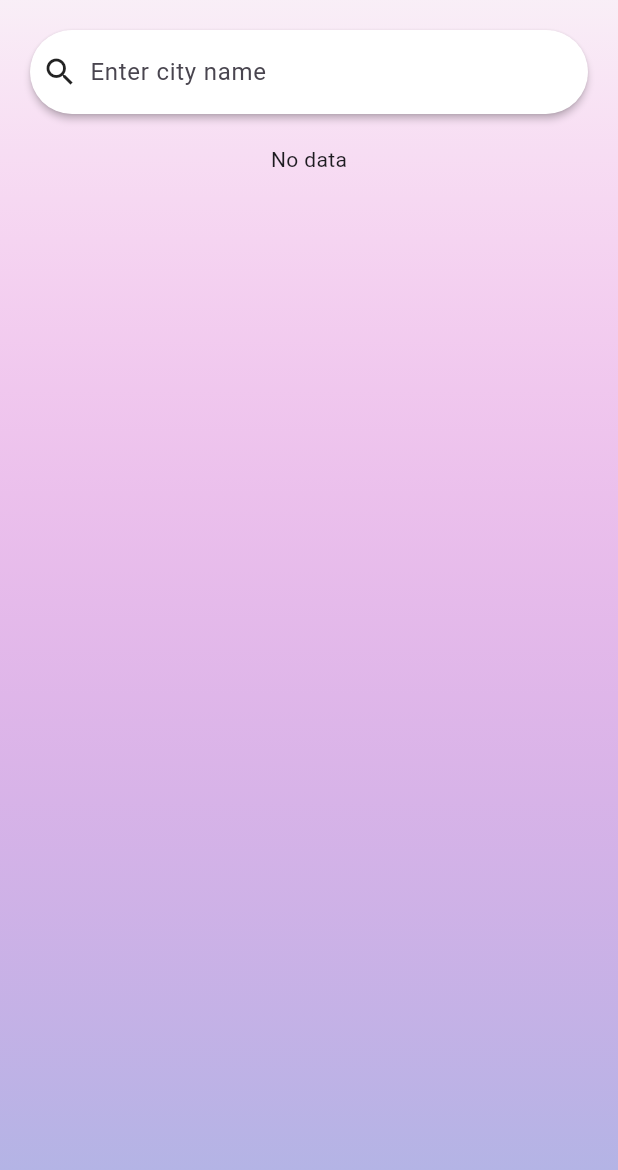
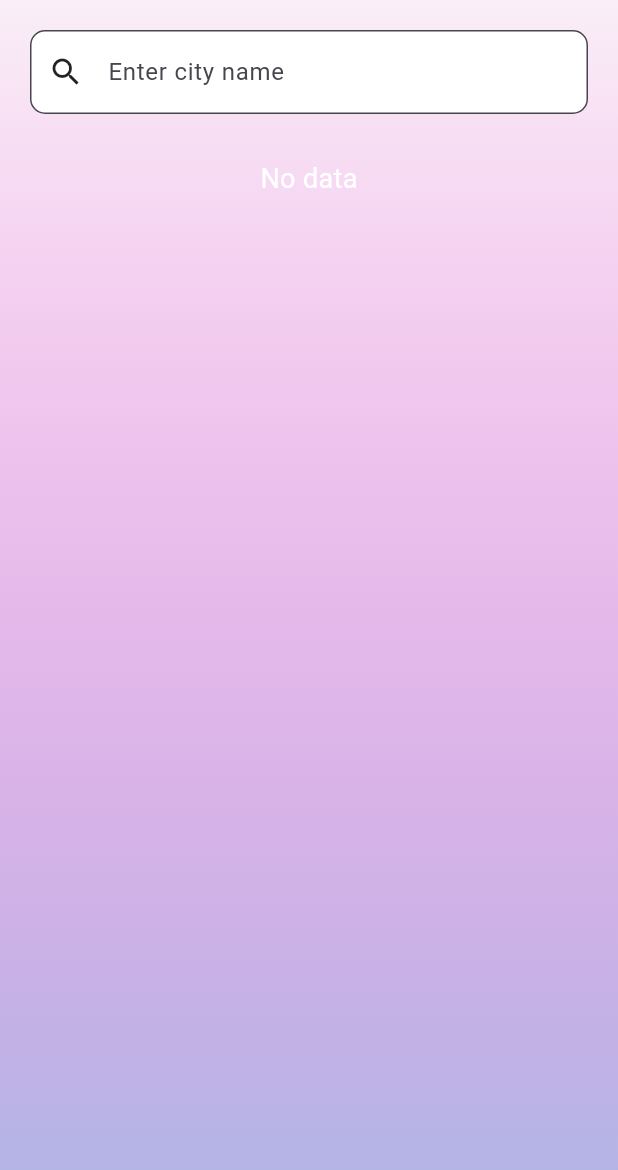
Before and after one commit to Serhat6863/WeatherApp, a Flutter app: the screen it shows after launch, on a phone screen of 412 x 824 dp. Shown: the top 1170 px of the screen. Run offline on Flutter 3.47's test engine with Material 3 defaults, Android fonts, the phone set to English and light mode, and no system bars; our stand-ins replace bloc, dio, equatable, flutter_bloc, retrofit; generated files the repository leaves out were written again.

Commit message:
adding auto-complete

```diff
--- a/lib/features/weather/data/api/weather_api_service.dart
+++ b/lib/features/weather/data/api/weather_api_service.dart
@@ -1,14 +1,13 @@
 import 'package:dio/dio.dart';
 import 'package:retrofit/retrofit.dart';
 import 'package:weather_app/core/constants/cosntants.dart';
+import 'package:weather_app/features/weather/data/models/location_model.dart';
 import 'package:weather_app/features/weather/data/models/weahter_data_model.dart';
 
 part 'weather_api_service.g.dart';
 
-
-
 @RestApi(baseUrl: baseUrl)
-abstract class WeatherApiService{
+abstract class WeatherApiService {
   factory WeatherApiService(Dio dio) = _WeatherApiService;
 
   @GET("/current.json")
@@ -17,4 +16,10 @@ abstract class WeatherApiService{
     @Query('q') String city,
     @Query('aqi') String aqi,
   );
+
+  @GET("/search.json")
+  Future<HttpResponse<List<LocationModel>>> searchLocation(
+    @Query('key') String apiKey,
+    @Query('q') String city,
+  );
 }
--- a/lib/features/weather/data/repository/weather_repository_impl.dart
+++ b/lib/features/weather/data/repository/weather_repository_impl.dart
@@ -1,26 +1,24 @@
 import 'package:weather_app/core/constants/cosntants.dart';
 import 'package:weather_app/features/weather/data/api/weather_api_service.dart';
+import 'package:weather_app/features/weather/domain/entities/location.dart';
 import 'package:weather_app/features/weather/domain/entities/weather_data.dart';
 import 'package:weather_app/features/weather/domain/repository/weather_repository.dart';
 
-class WeatherRepositoryImpl implements WeatherRepository{
-
+class WeatherRepositoryImpl implements WeatherRepository {
   final WeatherApiService weatherApiService;
 
-  WeatherRepositoryImpl({
-    required this.weatherApiService,
-  });
+  WeatherRepositoryImpl({required this.weatherApiService});
 
   @override
   Future<WeatherData> getCurrentWeather(String city) async {
-    try{
+    try {
       final response = await weatherApiService.getCurrentWeather(
         apikey,
         city,
         'no',
       );
 
-      if(response.response.statusCode != 200){
+      if (response.response.statusCode != 200) {
         throw Exception("erreur lors de la requete");
       }
 
@@ -30,9 +28,23 @@ class WeatherRepositoryImpl implements WeatherRepository{
         location: weatherData.location,
         current: weatherData.current,
       );
-    }catch(e){
+    } catch (e) {
       throw Exception("erreur lors de la requete ${e.toString()}");
     }
   }
 
+  @override
+  Future<List<Location>> searchLocation(String city) async {
+    try {
+      final response = await weatherApiService.searchLocation(apikey, city);
+
+      if (response.response.statusCode != 200) {
+        throw Exception("erreur lors de la requete");
+      }
+
+      return response.data;
+    } catch (e) {
+      throw Exception("erreur lors de la requete ${e.toString()}");
+    }
+  }
 }
--- a/lib/features/weather/domain/repository/weather_repository.dart
+++ b/lib/features/weather/domain/repository/weather_repository.dart
@@ -1,5 +1,7 @@
+import 'package:weather_app/features/weather/domain/entities/location.dart';
 import 'package:weather_app/features/weather/domain/entities/weather_data.dart';
 
 abstract class WeatherRepository {
   Future<WeatherData> getCurrentWeather(String city);
+  Future<List<Location>> searchLocation(String city);
 }
--- a/lib/features/weather/presentation/bloc/weather_event.dart
+++ b/lib/features/weather/presentation/bloc/weather_event.dart
@@ -12,3 +12,12 @@ class FetchWeatherEvent extends WeatherEvent{
   @override
   List<Object> get props => [cityName];
 }
+
+class FetchSuggestionsEvent extends WeatherEvent{
+  final String query;
+
+  FetchSuggestionsEvent({required this.query});
+
+  @override
+  List<Object> get props => [query];
+}
--- a/lib/features/weather/presentation/bloc/weather_state.dart
+++ b/lib/features/weather/presentation/bloc/weather_state.dart
@@ -1,4 +1,6 @@
 import 'package:weather_app/features/weather/domain/entities/weather_data.dart';
+
+import '../../domain/entities/location.dart';
 
 enum WeatherStatus{initial, loading, loaded, error}
 
@@ -7,6 +9,7 @@ extension WeatherStatusX on WeatherStatus {
   bool get isLoading => this == WeatherStatus.loading;
   bool get isLoaded => this == WeatherStatus.loaded;
   bool get isError => this == WeatherStatus.error;
+
 }
 
 
@@ -14,11 +17,13 @@ class WeatherState {
   final WeatherStatus status;
   final String message;
   final WeatherData ? weatherData;
+  final List<Location> ? suggestions;
 
   WeatherState({
     required this.status,
     required this.message,
     this.weatherData,
+    this.suggestions
   });
 
   factory WeatherState.initiel() => WeatherState(
@@ -43,16 +48,27 @@ class WeatherState {
     message: message,
   );
 
+
+  factory WeatherState.suggestions(List<Location> suggestions) => WeatherState(
+    status: WeatherStatus.loaded,
+    message: '',
+    suggestions: suggestions,
+  );
+
+
+
   WeatherState copyWith({
     WeatherStatus? status,
     String? message,
     WeatherData? weatherData,
+    List<Location>? suggestions,
+
   }) {
     return WeatherState(
       status: status ?? this.status,
       message: message ?? this.message,
       weatherData: weatherData ?? this.weatherData,
-
+      suggestions: suggestions ?? this.suggestions,
     );
   }
 
@@ -62,6 +78,7 @@ class WeatherState {
     status,
     message,
     weatherData,
+    suggestions,
   ];
 
 }
--- a/lib/features/weather/presentation/screen/current_weather_screen.dart
+++ b/lib/features/weather/presentation/screen/current_weather_screen.dart
@@ -1,10 +1,8 @@
 import 'package:flutter/material.dart';
 import 'package:flutter_bloc/flutter_bloc.dart';
-import 'package:weather_app/features/weather/domain/entities/weather_data.dart';
+import 'package:weather_app/features/weather/presentation/bloc/weather_bloc.dart';
 import 'package:weather_app/features/weather/presentation/bloc/weather_event.dart';
-
-import '../bloc/weather_bloc.dart';
-import '../bloc/weather_state.dart';
+import 'package:weather_app/features/weather/presentation/bloc/weather_state.dart';
 
 class CurrentWeatherScreen extends StatefulWidget {
   const CurrentWeatherScreen({super.key});
@@ -14,44 +12,26 @@ class CurrentWeatherScreen extends StatefulWidget {
 }
 
 class _CurrentWeatherScreenState extends State<CurrentWeatherScreen> {
+  final TextEditingController _controller = TextEditingController();
+
   @override
   Widget build(BuildContext context) {
     return Scaffold(
-      backgroundColor: Color(0xFFF9F9F9),
+      backgroundColor: const Color(0xFFF9F9F9),
       body: Container(
-        decoration: BoxDecoration(
+        decoration: const BoxDecoration(
           gradient: LinearGradient(
             colors: [Color(0xFF74bd5), Color(0xFFACB6E5)],
             begin: Alignment.topCenter,
             end: Alignment.bottomCenter,
-          )
+          ),
         ),
         child: SafeArea(
           child: Padding(
             padding: const EdgeInsets.all(20.0),
-            child: Column(
-              children: [
-                SearchBar(
-                  hintText: "Enter city name",
-                  backgroundColor: WidgetStateProperty.all(Colors.white.withValues()),
-                  elevation: WidgetStateProperty.all(2),
-                  leading: Icon(
-                    Icons.search,
-                    color: Colors.black87,
-                  ) ,
-                  onSubmitted: (String value){
-                    context.read<WeatherBloc>().add(FetchWeatherEvent(cityName: value));
-                  },
-                ),
-
-
-
-
-                const SizedBox(height: 20),
-
-                BlocConsumer<WeatherBloc, WeatherState>(
-                  listener: (context,state){
-                    if(state.status.isError){
+            child: BlocConsumer<WeatherBloc, WeatherState>(
+              listener: (context, state) {
+                if (state.status.isError) {
                   ScaffoldMessenger.of(context).showSnackBar(
                     SnackBar(
                       content: Text(state.message),
@@ -60,163 +40,202 @@ class _CurrentWeatherScreenState extends State<CurrentWeatherScreen> {
                   );
                 }
               },
-                  builder: (context, state){
+              builder: (context, state) {
+                return Column(
+                  crossAxisAlignment: CrossAxisAlignment.start,
+                  children: [
+                    TextField(
+                      controller: _controller,
+                      onChanged: (value) {
+                        if (value.trim().length >= 2) {
+                          context.read<WeatherBloc>().add(
+                            FetchSuggestionsEvent(query: value.trim()),
+                          );
+                        }
+                      },
+                      onSubmitted: (value) {
+                        context.read<WeatherBloc>().add(
+                          FetchWeatherEvent(cityName: value.trim()),
+                        );
+                      },
+                      decoration: InputDecoration(
+                        hintText: "Enter city name",
+                        filled: true,
+                        fillColor: Colors.white,
+                        border: OutlineInputBorder(
+                          borderRadius: BorderRadius.circular(10),
+                        ),
+                        prefixIcon: const Icon(
+                          Icons.search,
+                          color: Colors.black87,
+                        ),
+                      ),
+                    ),
 
-                    if(state.status.isError) {
-                      return const Center(
-                        child: Text("Error"),
+                    const SizedBox(height: 10),
+
+                    if (state.suggestions != null)
+                      Container(
+                        decoration: BoxDecoration(
+                          borderRadius: BorderRadius.circular(10),
+                          color: Colors.white,
+                          boxShadow: [
+                            BoxShadow(
+                              color: Colors.black.withOpacity(0.1),
+                              blurRadius: 10,
+                              offset: const Offset(0, 5),
+                            ),
+                          ],
+                        ),
+                        child: ListView.builder(
+                          shrinkWrap: true,
+                          physics: const NeverScrollableScrollPhysics(),
+                          itemCount: state.suggestions!.length,
+                          itemBuilder: (context, index){
+                            return ListTile(
+                              title: Text(
+                                state.suggestions![index].name,
+                                style: const TextStyle(
+                                  fontSize: 18,
+                                  color: Colors.black87,
+                                ),
+                              ),
+                              subtitle: Text(
+                                "${state.suggestions![index].region}, ${state.suggestions![index].country}",
+                                style: const TextStyle(
+                                  fontSize: 14,
+                                  color: Colors.black54,
+                                ),
+                              ),
+
+                              onTap: (){
+                                _controller.text = state.suggestions![index].name;
+                                context.read<WeatherBloc>().add(
+                                  FetchWeatherEvent(cityName: _controller.text.trim()),
                                 );
-                    }else if(state.status.isLoading){
-                      return const Center(
-                        child: CircularProgressIndicator(),
+
+                              },
                             );
-                    }else if(state.status.isLoaded && state.weatherData != null){
-                      final weatherLocation = state.weatherData!.location;
-                      final weatherCurrent = state.weatherData!.current;
-                      return SizedBox(
-                        height: MediaQuery.of(context).size.height / 2,
-                        child: Container(
+                          },
+                        ),
+                      ),
+
+
+                    const SizedBox(height: 20),
+
+                    if (state.status.isLoading)
+                      const Center(child: CircularProgressIndicator()),
+
+                    if (state.weatherData != null) ...[
+                      const SizedBox(height: 20),
+                      Container(
+                        width: double.infinity,
                         decoration: BoxDecoration(
                           borderRadius: BorderRadius.circular(20),
                           color: Colors.white,
-
                           boxShadow: [
                             BoxShadow(
-                                color: Colors.black.withValues(),
+                              color: Colors.black.withOpacity(0.1),
                               blurRadius: 10,
-                                offset: Offset(0, 5),
+                              offset: const Offset(0, 5),
                             ),
                           ],
                         ),
-
-                          child: Padding(
-                            padding: const EdgeInsets.all(16.0),
+                        padding: const EdgeInsets.all(16),
                         child: Column(
-                              crossAxisAlignment: CrossAxisAlignment.stretch,
                           children: [
-                                const SizedBox(height: 10,),
-
                             Text(
-                                  textAlign: TextAlign.center,
-                                  weatherLocation.name,
-                                  style: TextStyle(
-                                    fontSize: 33,
+                              state.weatherData!.location.name,
+                              style: const TextStyle(
+                                fontSize: 30,
                                 fontWeight: FontWeight.bold,
                                 color: Colors.black87,
                               ),
                             ),
-
-                                const SizedBox(height: 10,),
-
+                            const SizedBox(height: 10),
                             Image.network(
-                                  "https:${weatherCurrent.condition.icon}",
+                              "https:${state.weatherData!.current.condition.icon}",
                               height: 100,
-                                  scale: 0.5,
-
                             ),
-
-                                const SizedBox(height: 10,),
-
+                            const SizedBox(height: 10),
                             Text(
-                                  textAlign: TextAlign.center,
-                                  "${weatherCurrent.tempC.toString()} °C",
-                                  style: TextStyle(
+                              "${state.weatherData!.current.tempC} °C",
+                              style: const TextStyle(
                                 fontSize: 50,
                                 fontWeight: FontWeight.bold,
                                 color: Colors.black87,
                               ),
                             ),
-
-                                const SizedBox(height: 10,),
-
                             Text(
-                                  textAlign: TextAlign.center,
-                                  weatherCurrent.condition.text,
-                                  style: TextStyle(
+                              state.weatherData!.current.condition.text,
+                              style: const TextStyle(
                                 fontSize: 20,
-                                    fontWeight: FontWeight.bold,
                                 color: Colors.black87,
                               ),
                             ),
-
-                                const SizedBox(height: 50,),
-
+                            const SizedBox(height: 40),
                             Row(
                               children: [
                                 Expanded(
                                   child: Column(
                                     children: [
                                       Text(
-                                            "${weatherCurrent.windKph} km/h",
-                                            style: TextStyle(
-                                              fontSize: 20,
+                                        "${state.weatherData!.current.windKph} km/h",
+                                        style: const TextStyle(
+                                          fontSize: 18,
                                           fontWeight: FontWeight.bold,
                                           color: Colors.black87,
                                         ),
                                       ),
-
-                                          Text(
+                                      const Text(
                                         "Wind",
                                         style: TextStyle(
                                           fontSize: 15,
-                                              fontWeight: FontWeight.bold,
                                           color: Colors.black87,
                                         ),
                                       ),
                                     ],
                                   ),
                                 ),
-
                                 Expanded(
                                   child: Column(
                                     children: [
                                       Text(
-                                            "${weatherCurrent.humidity} %",
-                                            style: TextStyle(
-                                              fontSize: 20,
+                                        "${state.weatherData!.current.humidity} %",
+                                        style: const TextStyle(
+                                          fontSize: 18,
                                           fontWeight: FontWeight.bold,
                                           color: Colors.black87,
                                         ),
                                       ),
-
-                                          Text(
+                                      const Text(
                                         "Humidity",
                                         style: TextStyle(
                                           fontSize: 15,
-                                              fontWeight: FontWeight.bold,
                                           color: Colors.black87,
                                         ),
                                       ),
                                     ],
                                   ),
-                                    )
+                                ),
                               ],
-                                )
-
-
-
-
-
-
-
-
+                            ),
                           ],
                         ),
                       ),
+                    ],
 
+                    if (state.weatherData == null &&
+                        state.status != WeatherStatus.loading)
+                      const Center(
+                        child: Text(
+                          "No data",
+                          style: TextStyle(color: Colors.white, fontSize: 18),
                         ),
-                      );
-
-                    }
-
-                    return const Center(
-                      child: Text("No data"),
-                    );
-
-
-                  },
                       ),
                   ],
+                );
+              },
             ),
           ),
         ),
--- a/pubspec.yaml
+++ b/pubspec.yaml
@@ -29,6 +29,7 @@ dependencies:
   image_picker: ^1.1.2
   permission_handler: ^11.4.0
   smooth_page_indicator: ^1.2.1
+  flutter_typeahead: ^5.2.0
 
 dev_dependencies:
   flutter_test:
```
Also changed, not shown: lib/features/weather/data/models/location_model.dart (+12 -8 lines), lib/features/weather/presentation/bloc/weather_bloc.dart (+16 -0 lines), lib/features/weather/data/api/weather_api_service.g.dart, pubspec.lock, 1 other file. Lines whose indentation alone changed are shown as unchanged.
